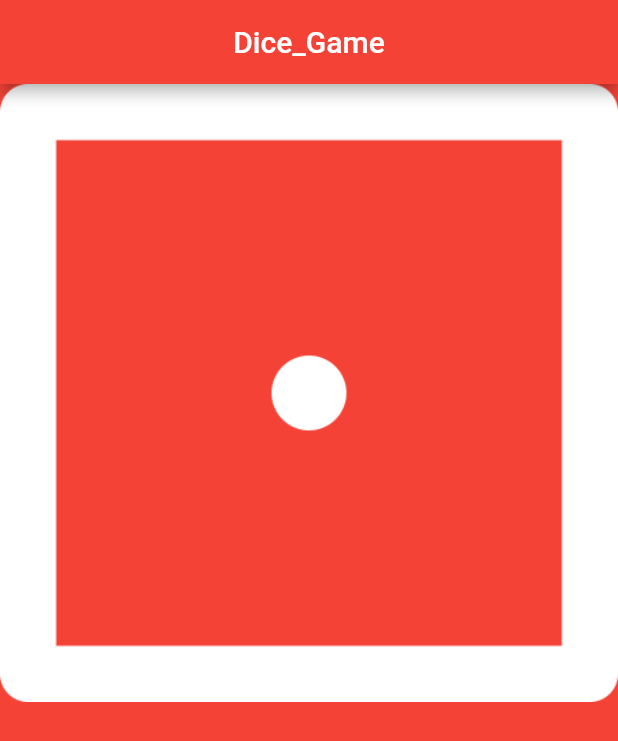
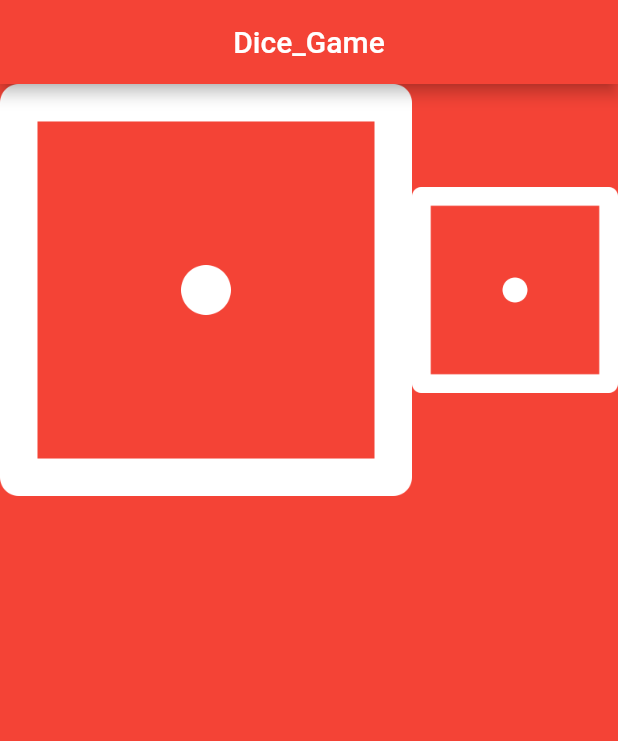
Before and after one commit to Okashe/dice_game, a Flutter app: the screen it shows after launch, on a phone screen of 412 x 824 dp. Shown: the top 741 px of the screen. Run offline on Flutter 3.47's test engine with Material 2 defaults, Android fonts, the phone set to English and light mode, and no system bars.

Commit message:
flex enables one to take more space

```diff
--- a/lib/main.dart
+++ b/lib/main.dart
@@ -26,10 +26,17 @@ class DicePage extends StatelessWidget {
     return Row(
       children: const <Widget>[
         Expanded(
+          flex: 2,
           child: Image(
             image: AssetImage('images/dice1.png'),
           ),
-        )
+        ),
+        Expanded(
+          flex: 1,
+          child: Image(
+            image: AssetImage('images/dice1.png'),
+          ),
+        ),
       ],
     );
   }
```
